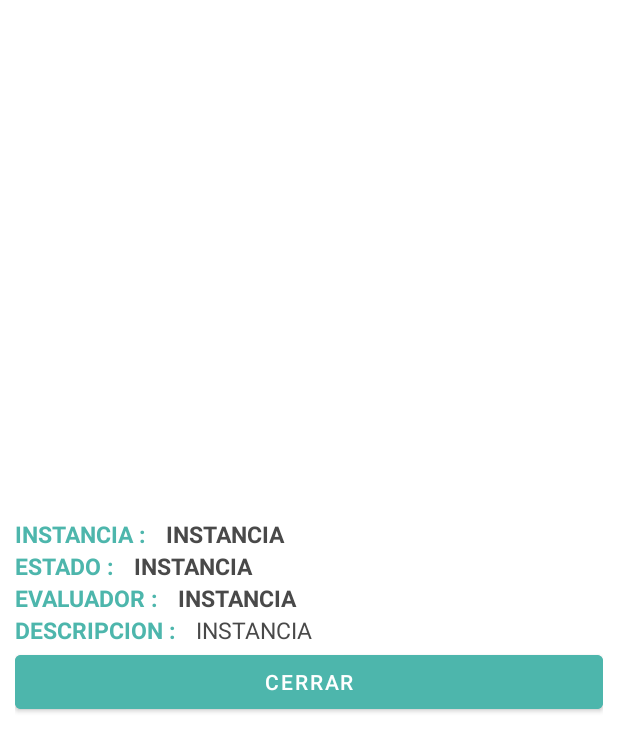
After one commit to OxalcVasquez/ProyectoAnticipos, an Android app: the layout dialog_anticipo.xml on its own in the app's theme, with its tools: preview values and no code run, on a phone screen of 412 x 824 dp. The commit adds this screen. Shown: the top 752 px of the screen. Run offline under Robolectric (Android 15) with nearby library versions, the phone set to English and light mode, and no system bars.

Commit message:
Correccion anticipo

```diff
--- a/app/src/main/java/com/usat/desarrollo/moviles/appanticipos/data/remote/api/ApiAdapter.java
+++ b/app/src/main/java/com/usat/desarrollo/moviles/appanticipos/data/remote/api/ApiAdapter.java
@@ -6,10 +6,10 @@ import retrofit2.converter.gson.GsonConverterFactory;
 public class ApiAdapter {
     private static ApiService apiService;
 
-//    public static final String BASE_URL = "https://web-services-anticipos.onrender.com/";
-//    public static final String BASE_URL = "http://192.168.1.2:3001/";
-//    public static final String BASE_URL = "http://192.168.0.6:3001";
-      public static final String BASE_URL = "http://192.168.0.7:3001";
+    //public static final String BASE_URL = "https://web-services-anticipos.onrender.com/";
+    //public static final String BASE_URL = "http://192.168.1.2:3001/";
+    public static final String BASE_URL = "http://192.168.0.6:3001";
+
 
 
     public static ApiService getApiService() {
--- a/app/src/main/java/com/usat/desarrollo/moviles/appanticipos/presentation/adapter/AnticipoAdapter.java
+++ b/app/src/main/java/com/usat/desarrollo/moviles/appanticipos/presentation/adapter/AnticipoAdapter.java
@@ -1,5 +1,6 @@
 package com.usat.desarrollo.moviles.appanticipos.presentation.adapter;
 
+import android.app.Dialog;
 import android.content.Context;
 import android.util.Log;
 import android.view.ContextMenu;
@@ -19,6 +20,7 @@ import com.usat.desarrollo.moviles.appanticipos.R;
 import com.usat.desarrollo.moviles.appanticipos.data.remote.api.ApiAdapter;
 import com.usat.desarrollo.moviles.appanticipos.data.remote.api.ApiService;
 import com.usat.desarrollo.moviles.appanticipos.domain.modelo.Anticipo;
+import com.usat.desarrollo.moviles.appanticipos.domain.modelo.DatosSesion;
 import com.usat.desarrollo.moviles.appanticipos.presentation.anticipo.AnticipoListadoFragment;
 import com.usat.desarrollo.moviles.appanticipos.presentation.anticipo.SolicitudAnticipoFragment;
 
@@ -128,27 +130,44 @@ public class AnticipoAdapter extends RecyclerView.Adapter<AnticipoAdapter.ViewHo
 
             itemView.setOnCreateContextMenuListener(this);
             itemView.setOnLongClickListener(this);
+            itemView.setOnClickListener(this);
 
         }
 
         @Override
         public void onClick(View view) {
-
+            if(DatosSesion.sesion.getRol_id()==1){
+                if(txtEstado.getText().toString().equalsIgnoreCase("OBSERVADO")){
+                    //METELE OX
+                }
+            }
         }
 
         @Override
         public void onCreateContextMenu(ContextMenu contextMenu, View view, ContextMenu.ContextMenuInfo contextMenuInfo) {
-            contextMenu.setHeaderTitle("Opciones");
-            contextMenu.add(0, 1, 0, "Aceptar");
-            contextMenu.add(0, 2, 0, "Observar");
-            contextMenu.add(0, 3, 0, "Rechazar");
+            if(DatosSesion.sesion.getRol_id() == 1){
+            }else{
+                if(DatosSesion.sesion.getRol_id() == 2){
+                    contextMenu.setHeaderTitle("Opciones");
+                    contextMenu.add(0, 1, 0, "Aprobar");
+                    contextMenu.add(0, 2, 0, "Observar");
+                    contextMenu.add(0, 3, 0, "Rechazar");
+
+                }else{
+                    contextMenu.setHeaderTitle("Opciones");
+                    contextMenu.add(0, 1, 0, "Aprobar");
+                    contextMenu.add(0, 2, 0, "Observar");
+
+                }
+            }
+
         }
 
         @Override
         public boolean onLongClick(View view) {
             //Permite obtener la posición del item seleccionado en el RecyclerView
             posicionItemSeleccionadoRecyclerView = this.getAdapterPosition();
-            Toast.makeText(context, ""+listaAnticipo.get(posicionItemSeleccionadoRecyclerView).getId(), Toast.LENGTH_SHORT).show();
+            //Toast.makeText(context, ""+listaAnticipo.get(posicionItemSeleccionadoRecyclerView).getId(), Toast.LENGTH_SHORT).show();
             return false;
         }
     }
--- /dev/null
+++ b/app/src/main/res/layout/dialog_anticipo.xml
@@ -0,0 +1,152 @@
+<?xml version="1.0" encoding="utf-8"?>
+<LinearLayout xmlns:android="http://schemas.android.com/apk/res/android"
+    xmlns:app="http://schemas.android.com/apk/res-auto"
+    android:orientation="vertical"
+    android:gravity="center"
+    android:padding="10dp"
+    android:layout_width="match_parent"
+    android:layout_height="match_parent">
+
+    <LinearLayout
+        android:layout_width="match_parent"
+        android:layout_height="wrap_content"
+        android:orientation="horizontal">
+
+        <TextView
+            android:layout_width="wrap_content"
+            android:layout_height="wrap_content"
+            android:textColor="@color/primaryColor"
+            android:textSize="15sp"
+            android:textStyle="bold"
+            android:text="INSTANCIA : " />
+
+        <Space
+            android:layout_width="10dp"
+            android:layout_height="wrap_content" />
+
+        <TextView
+            android:layout_width="wrap_content"
+            android:layout_height="wrap_content"
+            android:id="@+id/txt_instancia_informe"
+            android:layout_weight="1"
+            android:textColor="@color/secondaryDarkColor"
+            android:textSize="15sp"
+            android:textStyle="bold"
+            android:text="INSTANCIA" />
+
+
+    </LinearLayout>
+
+
+    <LinearLayout
+        android:layout_width="match_parent"
+        android:layout_height="wrap_content"
+        android:orientation="horizontal">
+
+        <TextView
+            android:layout_width="wrap_content"
+            android:layout_height="wrap_content"
+            android:textColor="@color/primaryColor"
+            android:textSize="15sp"
+            android:textStyle="bold"
+            android:text="ESTADO : " />
+
+        <Space
+            android:layout_width="10dp"
+            android:layout_height="wrap_content" />
+
+        <TextView
+            android:layout_width="wrap_content"
+            android:layout_height="wrap_content"
+            android:layout_weight="1"
+            android:id="@+id/txt_dialog_informe_estado"
+            android:textColor="@color/secondaryDarkColor"
+            android:textSize="15sp"
+            android:textStyle="bold"
+            android:text="INSTANCIA" />
+
+
+    </LinearLayout>
+
+    <LinearLayout
+        android:layout_width="match_parent"
+        android:layout_height="wrap_content"
+        android:orientation="horizontal">
+
+        <TextView
+            android:layout_width="wrap_content"
+            android:layout_height="wrap_content"
+            android:textColor="@color/primaryColor"
+            android:textSize="15sp"
+            android:textStyle="bold"
+            android:text="EVALUADOR : " />
+
+        <Space
+            android:layout_width="10dp"
+            android:layout_height="wrap_content" />
+
+        <TextView
+            android:layout_width="wrap_content"
+            android:layout_height="wrap_content"
+            android:layout_weight="1"
+            android:id="@+id/txt_dialog_evaluador"
+            android:textColor="@color/secondaryDarkColor"
+            android:textSize="15sp"
+            android:textStyle="bold"
+            android:text="INSTANCIA" />
+
+
+    </LinearLayout>
+
+    <LinearLayout
+        android:layout_width="match_parent"
+        android:layout_height="wrap_content"
+        android:orientation="horizontal">
+
+        <TextView
+            android:layout_width="wrap_content"
+            android:layout_height="wrap_content"
+            android:textColor="@color/primaryColor"
+            android:textSize="15sp"
+            android:textStyle="bold"
+            android:text="DESCRIPCION : " />
+
+        <Space
+            android:layout_width="10dp"
+            android:layout_height="wrap_content" />
+
+        <TextView
+            android:layout_width="wrap_content"
+            android:layout_height="wrap_content"
+            android:layout_weight="1"
+            android:id="@+id/txt_dialgo_descripcion"
+            android:textColor="@color/secondaryDarkColor"
+            android:textSize="15sp"
+            android:text="INSTANCIA" />
+
+
+    </LinearLayout>
+
+
+
+
+    <LinearLayout
+        android:layout_width="match_parent"
+        android:layout_height="wrap_content"
+        android:orientation="horizontal">
+
+        <com.google.android.material.button.MaterialButton
+            android:id="@+id/btn_cerrar_historial_informe"
+            android:layout_width="wrap_content"
+            android:layout_height="wrap_content"
+            android:textColor="@color/secondaryTextColor"
+            android:layout_weight="1"
+            android:backgroundTint="@color/primaryColor"
+            android:text="CERRAR" />
+
+
+
+    </LinearLayout>
+
+
+</LinearLayout>
--- a/app/src/main/res/values/strings.xml
+++ b/app/src/main/res/values/strings.xml
@@ -52,7 +52,7 @@
     <string name="los_anticipos_a_abonar_son">Los anticipos a abonar son:</string>
     <string name="limpiar">limpiar</string>
     <string name="descripci_n_del_anticipo">Descripción del anticipo</string>
-    <string name="del">Del :</string>
+    <string name="del">Del:</string>
     <string name="al">Al:</string>
     <string name="anticipos">Anticipos</string>
     <string name="rendici_n_de_gastos">Rendición de gastos</string>
```
